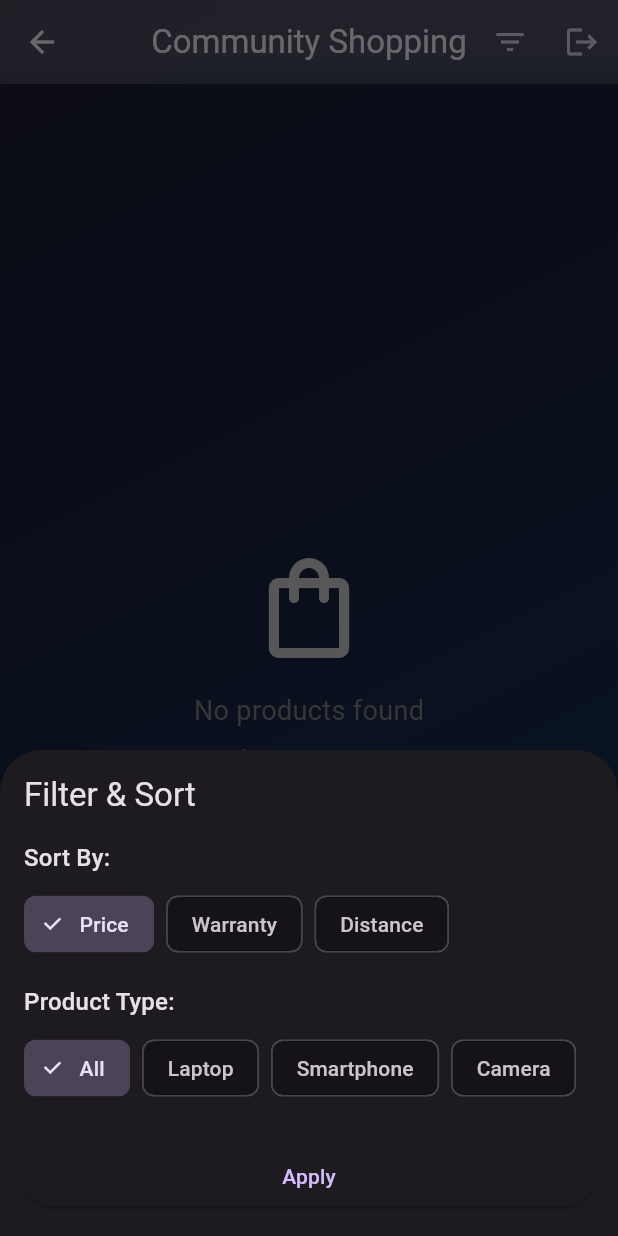
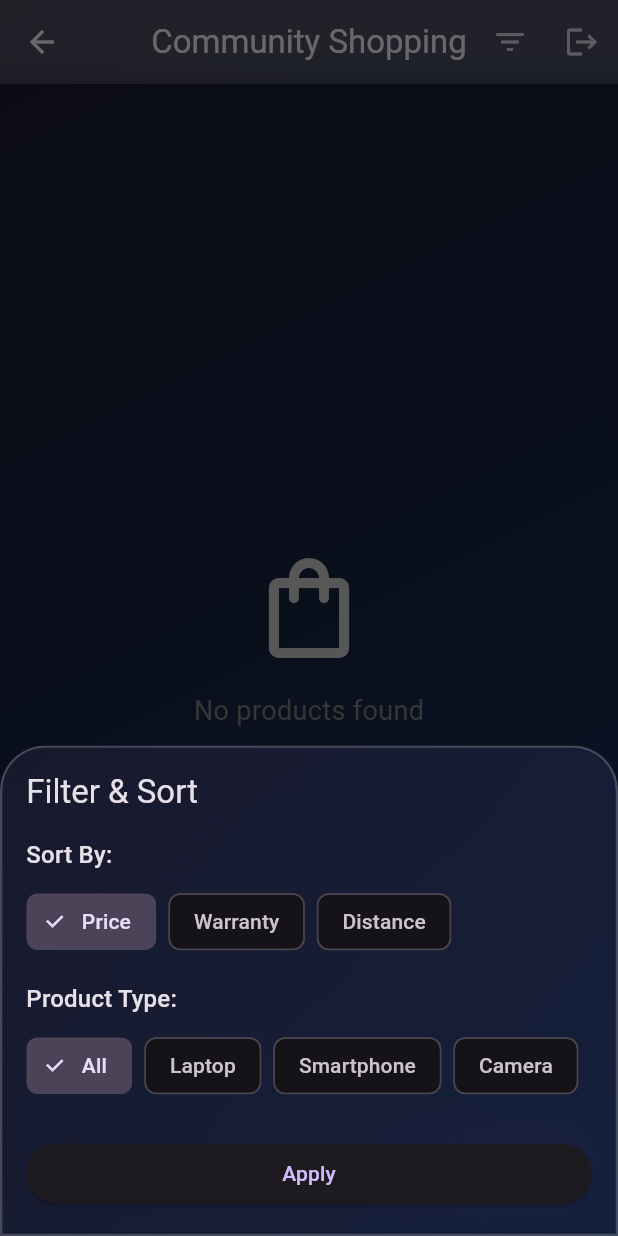
Before and after one commit to ThaminduBandara/community_driven_shopping_app, a Flutter app: the HomeScreen screen opened by its route, after a tap on the "filter list" icon, on a phone screen of 412 x 824 dp. Run offline on Flutter 3.47's test engine with Material 3 defaults, Android fonts, the phone set to English and light mode, and no system bars; our stand-ins replace shared_preferences; accounts and stored records are empty; network calls fail.

Commit message:
Enhance UI for Add Product and Product Detail screens with blur effects and gradient backgrounds

```diff
--- a/lib/screens/home/home_screen.dart
+++ b/lib/screens/home/home_screen.dart
@@ -44,10 +44,30 @@ class _HomeScreenState extends State<HomeScreen> {
   void _showFilterBottomSheet() {
     showModalBottomSheet(
       context: context,
+      backgroundColor: Colors.transparent,
       builder: (context) {
         return StatefulBuilder(
           builder: (context, setModalState) {
-            return Container(
+            return ClipRRect(
+              borderRadius: const BorderRadius.vertical(top: Radius.circular(30)),
+              child: BackdropFilter(
+                filter: ImageFilter.blur(sigmaX: 10, sigmaY: 10),
+                child: Container(
+                  decoration: BoxDecoration(
+                    gradient: LinearGradient(
+                      begin: Alignment.topLeft,
+                      end: Alignment.bottomRight,
+                      colors: [
+                        const Color(0xFF1a1a2e).withOpacity(0.9),
+                        const Color(0xFF16213e).withOpacity(0.9),
+                      ],
+                    ),
+                    border: Border.all(
+                      color: Colors.white.withOpacity(0.2),
+                      width: 1.5,
+                    ),
+                    borderRadius: const BorderRadius.vertical(top: Radius.circular(30)),
+                  ),
                   padding: const EdgeInsets.all(16),
                   child: Column(
                     mainAxisSize: MainAxisSize.min,
@@ -138,6 +158,8 @@ class _HomeScreenState extends State<HomeScreen> {
                     child: const Text('Apply'),
                   ),
                 ],
+              ),
+              ),
             ),
             );
           },
--- a/lib/screens/home/product_detail_screen.dart
+++ b/lib/screens/home/product_detail_screen.dart
@@ -37,7 +37,7 @@ class ProductDetailScreen extends StatelessWidget {
             ),
           ),
         ),
-      body: SingleChildScrollView(
+        body: SingleChildScrollView(
         child: Column(
           crossAxisAlignment: CrossAxisAlignment.start,
           children: [
@@ -214,6 +214,7 @@ class ProductDetailScreen extends StatelessWidget {
           ],
         ),
       ),
+    ),
     );
   }
 
@@ -268,8 +269,6 @@ class ProductDetailScreen extends StatelessWidget {
           ),
         ],
       ),
-    ),
-    ),
     );
   }
 
```
Also changed, not shown: lib/screens/home/add_product_screen.dart (+13 -1 lines). Lines whose indentation alone changed are shown as unchanged.
